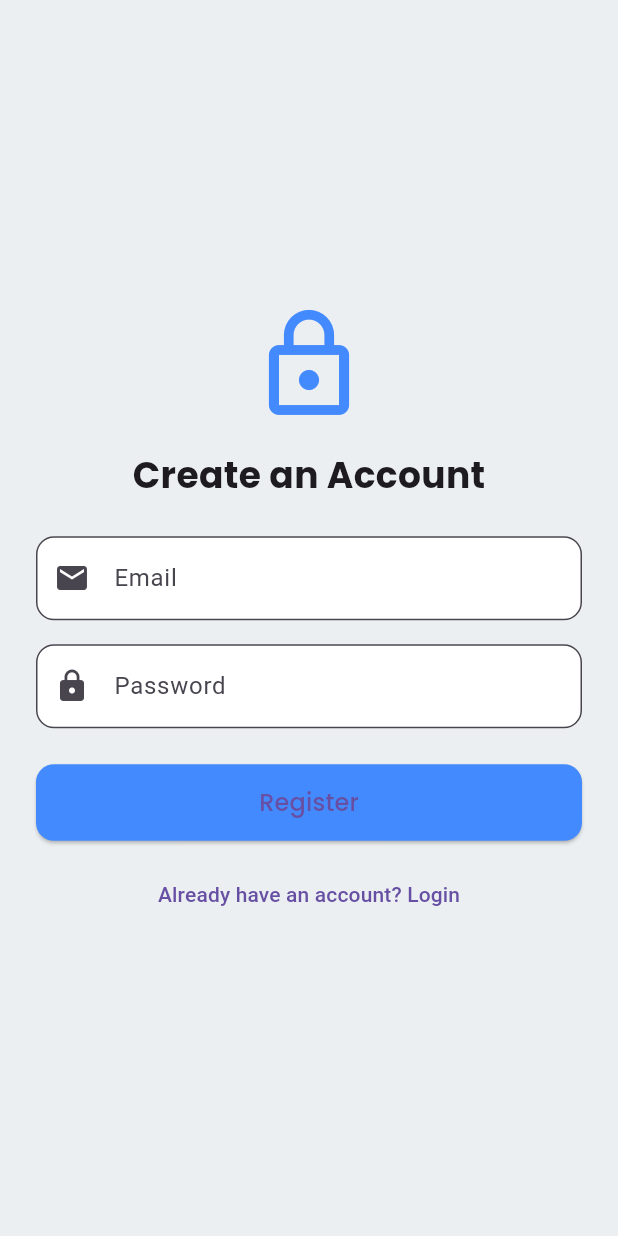
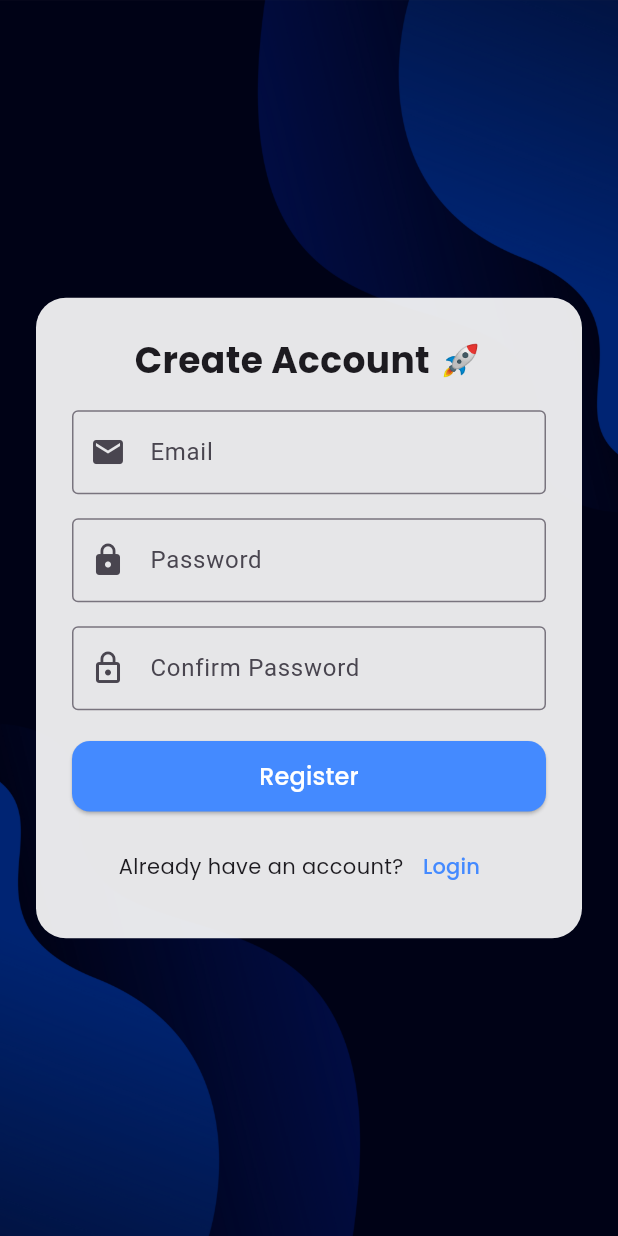
Before and after one commit to Dragorrik/e_commerce_app, a Flutter app: the RegisterView screen opened by its route, on a phone screen of 412 x 824 dp. Run offline on Flutter 3.47's test engine with Material 3 defaults, Android fonts, the phone set to English and light mode, and no system bars; our stand-ins replace firebase_auth, firebase_core, get, google_fonts; accounts and stored records are empty.

Commit message:
Login and Register page UI updated

```diff
--- a/lib/app/modules/register/controllers/register_controller.dart
+++ b/lib/app/modules/register/controllers/register_controller.dart
@@ -1,5 +1,4 @@
 import 'package:firebase_auth/firebase_auth.dart';
-import 'package:firebase_core/firebase_core.dart';
 import 'package:get/get.dart';
 
 class RegisterController extends GetxController {
--- a/lib/app/modules/register/views/register_view.dart
+++ b/lib/app/modules/register/views/register_view.dart
@@ -1,96 +1,139 @@
+import 'package:e_commerce_app/app/modules/register/controllers/register_controller.dart';
 import 'package:flutter/material.dart';
 import 'package:get/get.dart';
 import 'package:google_fonts/google_fonts.dart';
-import '../controllers/register_controller.dart';
 
-class RegisterView extends StatelessWidget {
-  final RegisterController controller = Get.put(RegisterController());
-
-  final TextEditingController emailController = TextEditingController();
-  final TextEditingController passwordController = TextEditingController();
-
-  RegisterView({super.key});
+class RegisterView extends GetView<RegisterController> {
+  final emailController = TextEditingController();
+  final passwordController = TextEditingController();
+  final confirmPasswordController = TextEditingController();
 
   @override
   Widget build(BuildContext context) {
     return Scaffold(
-      backgroundColor: Colors.blueGrey.shade50,
-      body: Center(
+      body: Stack(
+        children: [
+          Container(
+            decoration: const BoxDecoration(
+              image: DecorationImage(
+                image: AssetImage('assets/images/bg.jpg'),
+                fit: BoxFit.cover,
+              ),
+            ),
+          ),
+
+          // 🟣 Dark overlay
+          Container(
+            color: Colors.black.withOpacity(0.5),
+          ),
+
+          // 🧾 Form Card
+          Center(
             child: SingleChildScrollView(
+              child: Padding(
+                padding: const EdgeInsets.all(24.0),
+                child: Container(
                   padding: const EdgeInsets.all(24),
+                  decoration: BoxDecoration(
+                    color: Colors.white.withOpacity(0.9),
+                    borderRadius: BorderRadius.circular(20),
+                  ),
                   child: Column(
-            mainAxisAlignment: MainAxisAlignment.center,
+                    mainAxisSize: MainAxisSize.min,
+                    crossAxisAlignment: CrossAxisAlignment.stretch,
                     children: [
-              const Icon(Icons.lock_outline,
-                  size: 80, color: Colors.blueAccent),
+                      Text("Create Account 🚀",
+                          textAlign: TextAlign.center,
+                          style: GoogleFonts.poppins(
+                            fontSize: 24,
+                            fontWeight: FontWeight.bold,
+                          )),
                       const SizedBox(height: 16),
-              Text(
-                "Create an Account",
-                style: GoogleFonts.poppins(
-                    fontSize: 24, fontWeight: FontWeight.bold),
-              ),
-              const SizedBox(height: 24),
-
-              // Email
                       TextField(
                         controller: emailController,
-                decoration: InputDecoration(
-                  labelText: "Email",
-                  prefixIcon: const Icon(Icons.email),
-                  border: OutlineInputBorder(
-                      borderRadius: BorderRadius.circular(12)),
-                  filled: true,
-                  fillColor: Colors.white,
+                        decoration: const InputDecoration(
+                          labelText: 'Email',
+                          prefixIcon: Icon(Icons.email),
+                          border: OutlineInputBorder(),
                         ),
                       ),
                       const SizedBox(height: 16),
-
-              // Password
                       TextField(
                         controller: passwordController,
                         obscureText: true,
-                decoration: InputDecoration(
-                  labelText: "Password",
-                  prefixIcon: const Icon(Icons.lock),
-                  border: OutlineInputBorder(
-                      borderRadius: BorderRadius.circular(12)),
-                  filled: true,
-                  fillColor: Colors.white,
+                        decoration: const InputDecoration(
+                          labelText: 'Password',
+                          prefixIcon: Icon(Icons.lock),
+                          border: OutlineInputBorder(),
                         ),
                       ),
-              const SizedBox(height: 24),
-
-              // Register Button
-              SizedBox(
-                width: double.infinity,
-                child: ElevatedButton(
+                      const SizedBox(height: 16),
+                      TextField(
+                        controller: confirmPasswordController,
+                        obscureText: true,
+                        decoration: const InputDecoration(
+                          labelText: 'Confirm Password',
+                          prefixIcon: Icon(Icons.lock_outline),
+                          border: OutlineInputBorder(),
+                        ),
+                      ),
+                      const SizedBox(height: 20),
+                      ElevatedButton(
                         onPressed: () {
+                          if (passwordController.text !=
+                              confirmPasswordController.text) {
+                            Get.snackbar(
+                              'Error',
+                              'Passwords do not match',
+                              backgroundColor: Colors.red,
+                              colorText: Colors.white,
+                            );
+                            return;
+                          }
                           controller.register(
                             emailController.text.trim(),
                             passwordController.text.trim(),
                           );
                         },
                         style: ElevatedButton.styleFrom(
-                    padding: const EdgeInsets.symmetric(vertical: 14),
                           backgroundColor: Colors.blueAccent,
                           shape: RoundedRectangleBorder(
                             borderRadius: BorderRadius.circular(12),
                           ),
+                          padding: const EdgeInsets.symmetric(
+                              vertical: 12, horizontal: 24),
                         ),
-                  child: Text("Register",
-                      style: GoogleFonts.poppins(fontSize: 16)),
+                        child: Text('Register',
+                            style: GoogleFonts.poppins(
+                              fontSize: 16,
+                              color: Colors.white,
+                            )),
                       ),
+                      const SizedBox(height: 12),
+                      Row(
+                        mainAxisAlignment: MainAxisAlignment.center,
+                        children: [
+                          Text("Already have an account?",
+                              style: GoogleFonts.poppins(
+                                fontSize: 14,
+                              )),
+                          TextButton(
+                            onPressed: () => Get.back(),
+                            child: Text("Login",
+                                style: GoogleFonts.poppins(
+                                  color: Colors.blueAccent,
+                                )),
                           ),
-
-              const SizedBox(height: 12),
-              TextButton(
-                onPressed: () => Get.offNamed('/login'),
-                child: const Text("Already have an account? Login"),
+                        ],
                       ),
                     ],
                   ),
                 ),
               ),
+            ),
+          ),
+        ],
+      ),
     );
   }
 }
--- a/pubspec.yaml
+++ b/pubspec.yaml
@@ -62,10 +62,8 @@ flutter:
   # the material Icons class.
   uses-material-design: true
 
-  # To add assets to your application, add an assets section, like this:
-  # assets:
-  #   - images/a_dot_burr.jpeg
-  #   - images/a_dot_ham.jpeg
+  assets:
+    - assets/images/
 
   # An image asset can refer to one or more resolution-specific "variants", see
   # https://flutter.dev/to/resolution-aware-images
```
Also changed, not shown: lib/app/modules/login/controllers/login_controller.dart (+0 -9 lines), lib/app/modules/login/views/login_view.dart (+83 -101 lines), assets/images/bg.jpg (added). Lines whose indentation alone changed are shown as unchanged.
